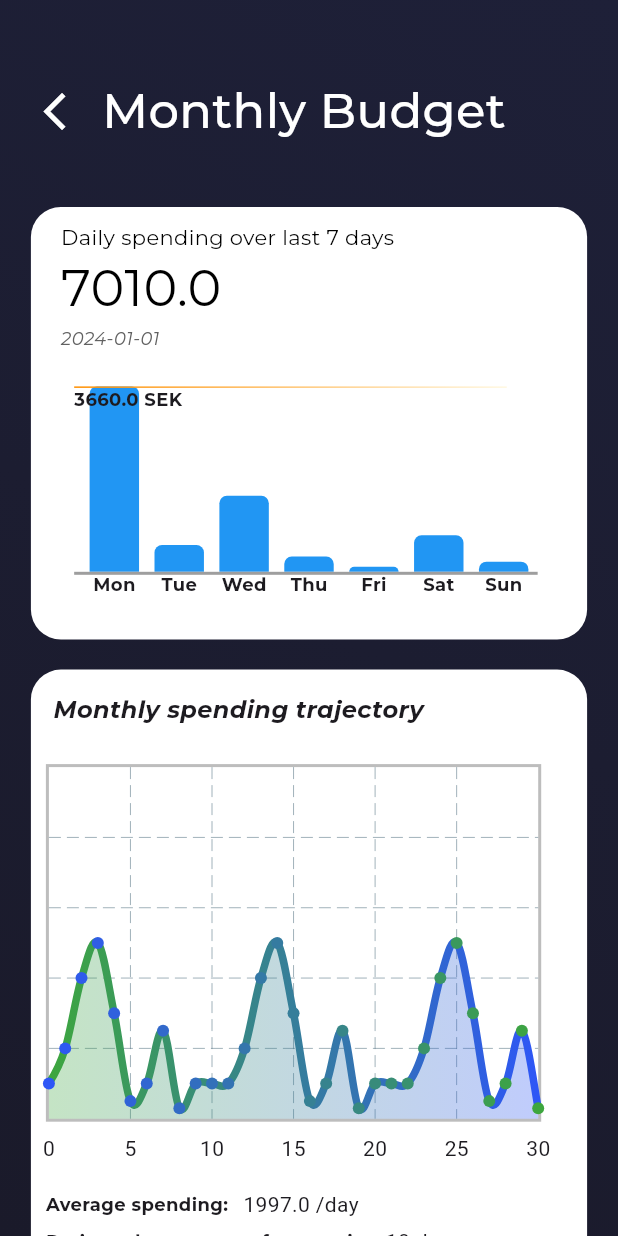
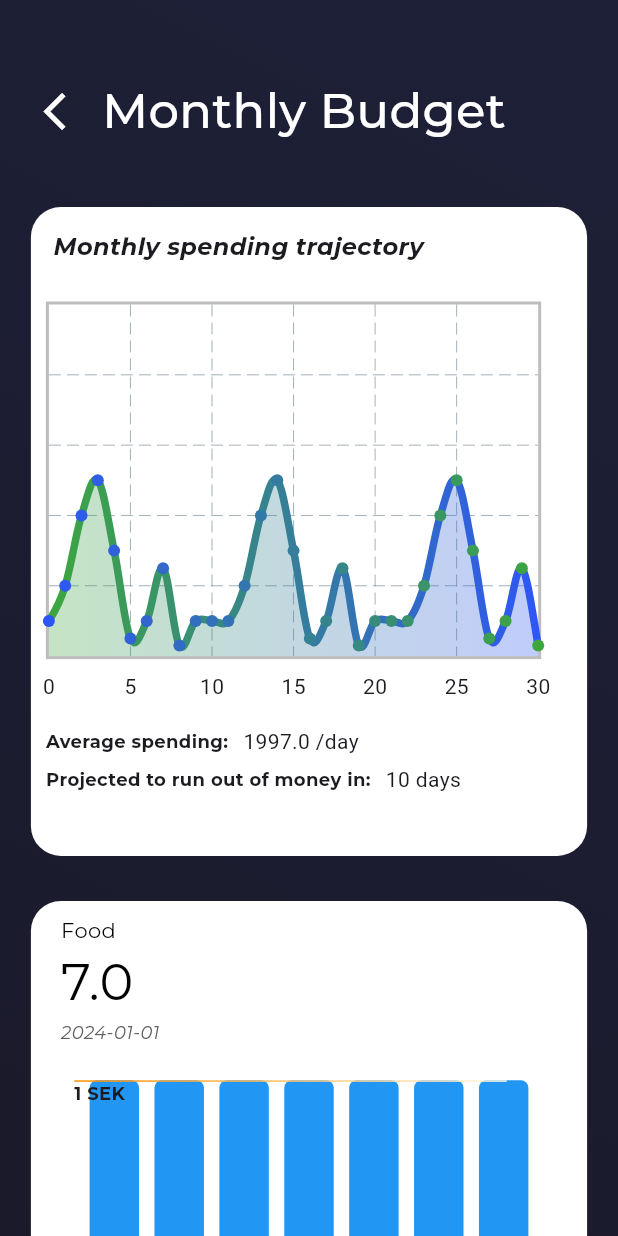
Before and after one commit to xMadKing/smartspend, a Flutter app: the HomePage screen opened directly with empty values, after a tap on "Spending by Category", on a phone screen of 412 x 824 dp. Run offline on Flutter 3.47's test engine with Material 3 defaults, Android fonts, the phone set to English and light mode, and no system bars; drawn by our look-alikes of fl_chart; our stand-ins replace pie_chart, sqflite; missing offline and left inert: graphic; accounts and stored records are empty; project files that could hold a hidden picture were left out.

Commit message:
Added functionality to homepage. Few updates here and there as well.

```diff
--- a/lib/backend/category.dart
+++ b/lib/backend/category.dart
@@ -1,12 +1,23 @@
 import 'package:flutter/widgets.dart';
+import 'wyrm/database.dart';
 
 class Category {
+  static final Wyrm database = Wyrm();
   late final int userID;
   late final int categoryID;
   late final num spendingLimit;
   late num currentSpending;
   late int categoryColor;
   late String categoryName;
+  late Map<String, num> lastWeekSpending = {
+    "Monday" : 1,
+    "Tuesday" : 1,
+    "Wednesday" : 1,
+    "Thursday" : 1,
+    "Friday" : 1,
+    "Saturday" : 1,
+    "Sunday" : 1 ,
+  };
 
   Category({
     required this.userID,
@@ -28,11 +39,53 @@ class Category {
     };
   }
 
+  Future<void> addExpense(String day, num expense) async {
+    await loadSpending();
+    lastWeekSpending[day] = lastWeekSpending[day] !+ expense;
+    currentSpending += expense;
+
+    Map<String, dynamic> data = {
+      "categoryID" : categoryID,
+    };
+
+    for (var key in lastWeekSpending.keys) {
+      data[key] = lastWeekSpending[key];
+    }
+
+    await database.updateEntryInTable(
+        'weeklyspending',
+        'categoryID',
+        categoryID,
+        data,
+    );
+
+    await database.updateEntryInTable(
+        'category',
+       'categoryID',
+        categoryID,
+        this,
+    );
+
+  }
+
+  Future<void> loadSpending() async {
+    Map<String, dynamic> data = (await database.weeklySpending(categoryID)).first;
+    lastWeekSpending = {
+      "Monday" : data['Monday'],
+      "Tuesday" : data['Tuesday'],
+      "Wednesday" : data['Wednesday'],
+      "Thursday" : data['Thursday'],
+      "Friday" : data['Friday'],
+      "Saturday" : data['Saturday'],
+      "Sunday" : data['Sunday'],
+    };
+  }
+
   @override
   String toString() {
     Color tmp = Color(categoryColor);
     return "Category{ID: $categoryID, userID: $userID, Color: $tmp, "
         "Category Name: $categoryName, Spending Limit: $spendingLimit, "
-        "Current Spending: $currentSpending}";
+        "Current Spending: $currentSpending, weekly: $lastWeekSpending}";
   }
 }
--- a/lib/backend/wyrm/database.dart
+++ b/lib/backend/wyrm/database.dart
@@ -20,22 +20,34 @@ class Wyrm {
       join(await getDatabasesPath(), '$name.db'),
       onCreate: (db, version) async {
         await db.execute(
-            'CREATE TABLE user '
-            '(userID INT PRIMARY KEY, '
-            'name TEXT, '
-            'passcode TEXT, '
-            'birthDate TEXT, '
-            'isNewUser TINYINT, '
+            'CREATE TABLE user'
+            '(userID INT PRIMARY KEY,'
+            'name TEXT,'
+            'passcode TEXT,'
+            'birthDate TEXT,'
+            'isNewUser TINYINT,'
             'monthlyincome DECIMAL)'
         );
         await db.execute(
             'CREATE TABLE category'
             '(categoryID INT PRIMARY KEY,'
-            'userID INT, '
-            'categoryName TEXT, '
-            'spendingLimit DECIMAL, '
-            'currentSpending DECIMAL, '
+            'userID INT,'
+            'categoryName TEXT,'
+            'spendingLimit DECIMAL,'
+            'currentSpending DECIMAL,'
             'categoryColor INT)'
+        );
+        await db.execute(
+          'CREATE TABLE weeklyspending('
+          'categoryID INT,'
+          'Monday DECIMAL,'
+          'Tuesday DECIMAL,'
+          'Wednesday DECIMAL,'
+          'Thursday DECIMAL,'
+          'Friday DECIMAL,'
+          'Saturday DECIMAL,'
+          'Sunday DECIMAL,'
+          'FOREIGN KEY (categoryID) REFERENCES category(categoryID))'
         );
         return;
       },
@@ -47,10 +59,39 @@ class Wyrm {
     await initDB();
     final db = database;
 
+    Map<String, dynamic> data;
+
+    try {
+      data = entry.toMap();
+    } catch (e) {
+      data = entry;
+    }
+
     await db.insert(
-        table, entry.toMap(),
+        table, data,
         conflictAlgorithm: ConflictAlgorithm.replace
     );
+  }
+
+  Future<List<Map<String, num>>> weeklySpending(int categoryID) async {
+    await initDB();
+    final db = database;
+
+    final List<Map<String, dynamic>> maps = await db.query('weeklyspending',
+    where: 'categoryID = ?', whereArgs: [categoryID]);
+
+    return List.generate(maps.length, (i) {
+      return {
+        "categoryID" : maps[i]['categoryID'] as int,
+        "Monday" : maps[i]['Monday'] as num,
+        "Tuesday" : maps[i]['Tuesday'] as num,
+        "Wednesday" : maps[i]['Wednesday'] as num,
+        "Thursday" : maps[i]['Thursday'] as num,
+        "Friday" : maps[i]['Friday'] as num,
+        "Saturday" : maps[i]['Saturday'] as num,
+        "Sunday" : maps[i]['Sunday'] as num,
+      };
+    });
   }
 
   Future<List<Category>> categories() async {
@@ -106,10 +147,17 @@ class Wyrm {
       (String table, String keyName, dynamic key, dynamic entry) async {
     await initDB();
     final db = database;
+    Map<String, dynamic> data;
+
+    try {
+      data = entry.toMap();
+    } catch (e) {
+      data = entry;
+    }
 
     await db.update(
       table,
-      entry.toMap(),
+      data,
       where: '$keyName = ?',
       whereArgs: [key]
     );
--- a/lib/pages/homepage.dart
+++ b/lib/pages/homepage.dart
@@ -1,9 +1,13 @@
+import 'dart:ui';
+
 import 'package:flutter/material.dart';
+import 'package:smartspend/backend/category.dart';
 import 'package:smartspend/widgets/progress_bar.dart';
 import 'package:pie_chart/pie_chart.dart';
 import 'package:smartspend/widgets/categorywidget.dart';
 import 'package:smartspend/pages/monthlybudgetpage.dart';
 import 'package:smartspend/backend/user.dart';
+import 'package:smartspend/backend/wyrm/database.dart';
 
 class HomePage extends StatefulWidget {
   final User client;
@@ -15,15 +19,63 @@ class HomePage extends StatefulWidget {
 }
 
 class _HomePageState extends State<HomePage>{
-  Map<String, double> dataMap = {
-    "Entertainment": 1999,
-    "Travel/Transport": 1000,
-    "Food": 2400,
-    "Medical": 400,
-  }; //temp data
+  late List<Category> categories;
+  Map<String, double> dataMap = {};
+  bool _loading = true;
+  Wyrm database = Wyrm();
+
+  @override
+  void initState() {
+    super.initState();
+    initArgs();
+  }
+
+  Future<void> initArgs() async {
+    categories = await database.categories();
+    setState(() {
+      _loading = false;
+    });
+  }
+
+  double getTotalSpending() {
+    double res = 0;
+    for (var element in categories) {
+      res += element.currentSpending.toDouble();
+    }
+    print(res);
+    return res;
+  }
+
+  List<Widget> categoryWidgets() {
+    List<Widget> res = [];
+    for (var element in categories) {
+      res.add(CategoryWidget(
+        name: element.categoryName,
+        color: Color(element.categoryColor),
+        bgColor: Colors.white,
+        number: element.currentSpending.toDouble(),
+        limit: element.spendingLimit.toDouble(),
+      ));
+    }
+    return res;
+  }
 
   @override
   Widget build(BuildContext context) {
+    if(_loading){
+      return const CircularProgressIndicator();
+    }
+    for (var element in categories) {
+      dataMap.addEntries([MapEntry(element.categoryName, element.currentSpending.toDouble())]);
+    }
+    double width = getTotalSpending() / widget.client.monthlyIncome;
+    Color barColor = Colors.purple.shade800;
+    if(width >= 0.8){
+      barColor = Colors.red.shade700;
+      if(width > 1) {
+        width = 1;
+      }
+    }
     String name = widget.client.name;
     return PopScope(
       canPop: false,
@@ -37,19 +89,25 @@ class _HomePageState extends State<HomePage>{
               ),
               Center(
                   child: GestureDetector(
-                    onDoubleTap: (){
+                    onDoubleTap: () async {
+                      List<Category> categories = await database.categories();
+                      for (var category in categories) {
+                        await category.loadSpending();
+                      }
                       Navigator.push(context,
-                          MaterialPageRoute(builder: (context) => MonthlyBudgetPage()));
+                          MaterialPageRoute(builder: (context) => MonthlyBudgetPage(
+                            categories: categories,
+                          )));
                     },
                     child: Container(
                       padding: const EdgeInsets.only(bottom: 20),
                       child: Align(
                         alignment: const Alignment(0, -0.2),
                         child: ProgressBarWidget(
-                          width: 0.5,
+                          width: width,
                           bgColor: const Color(0xFFF5F5F5),
-                          barColor: Colors.purple.shade200,
-                          barFillColor: Colors.purple.shade900,
+                          barColor: Colors.purple.shade300,
+                          barFillColor: barColor,
                           text: "Monthly Budget",
                         ),
                       ),
@@ -107,15 +165,21 @@ class _HomePageState extends State<HomePage>{
                         ),
                       ),
                       width: MediaQuery.of(context).size.width * 0.9,
-                      height: MediaQuery.of(context).size.height * 0.5,
+                      height: MediaQuery.of(context).size.height * 0.47,
                       child: SingleChildScrollView(
                         child: Column(
                           children: [
                             GestureDetector(
-                              onTap: () {
+                              onTap: () async {
+                                List<Category> categories = await database.categories();
+                                for (var category in categories) {
+                                  await category.loadSpending();
+                                }
                                 Navigator.push(context,
                                     MaterialPageRoute(builder: (context)
-                                    => MonthlyBudgetPage()));
+                                    => MonthlyBudgetPage(
+                                      categories: categories,
+                                    )));
                               },
                               child: Container(
                                   margin: const EdgeInsets.all(5),
@@ -144,10 +208,16 @@ class _HomePageState extends State<HomePage>{
                                           margin: const EdgeInsets.only(right: 10),
                                           alignment: Alignment.centerRight,
                                           child: IconButton(
-                                              onPressed: () {
+                                              onPressed: () async {
+                                                List<Category> categories = await database.categories();
+                                                for (var category in categories) {
+                                                  await category.loadSpending();
+                                                }
                                                 Navigator.push(context,
                                                     MaterialPageRoute(builder:
-                                                        (context) => MonthlyBudgetPage()));
+                                                        (context) => MonthlyBudgetPage(
+                                                          categories: categories,
+                                                        )));
                                               },
                                               icon: const Icon(
                                                 Icons.keyboard_arrow_right,
@@ -173,9 +243,9 @@ class _HomePageState extends State<HomePage>{
                               child: Align(
                                 alignment: Alignment.topCenter,
                                 child: PieChart(
-                                  centerWidget: const Text(
-                                    "4953kr",
-                                    style: TextStyle(
+                                  centerWidget: Text(
+                                    getTotalSpending().toString(),
+                                    style: const TextStyle(
                                       fontFamily: "Montserrat",
                                       fontWeight: FontWeight.bold,
                                       fontSize: 20,
@@ -201,34 +271,9 @@ class _HomePageState extends State<HomePage>{
                                 ),
                               ),
                             ),
-                            CategoryWidget(
-                              name: "Food",
-                              color: Colors.green,
-                              bgColor: Colors.white,
-                              number: 4000,
-                              limit: 3500,
+                            Column(
+                              children: categoryWidgets(),
                             ),
-                            CategoryWidget(
-                              name: "Entertainment",
-                              color: Colors.orange,
-                              bgColor: Colors.white,
-                              number: 2400,
-                              limit: 3000,
-                            ),
-                            CategoryWidget(
-                              name: "Transportation",
-                              color: Colors.blue,
-                              bgColor: Colors.white,
-                              number: 3344,
-                              limit: 3000,
-                            ),
-                            CategoryWidget(
-                              name: "Medical",
-                              color: Colors.green,
-                              bgColor: Colors.white,
-                              number: 599,
-                              limit: 1000,
-                            )
                           ],
                         ),
                       )
--- a/lib/pages/monthlybudgetpage.dart
+++ b/lib/pages/monthlybudgetpage.dart
@@ -2,11 +2,30 @@ import 'package:flutter/material.dart';
 import 'package:smartspend/widgets/graphcard.dart';
 import 'package:smartspend/widgets/trajectorywidget.dart';
 import 'package:fl_chart/fl_chart.dart';
+import 'package:smartspend/backend/category.dart';
+import 'package:smartspend/backend/wyrm/database.dart';
 
 
 class MonthlyBudgetPage extends StatelessWidget{
+  final List<Category> categories;
+  MonthlyBudgetPage({super.key, required this.categories});
 
-  MonthlyBudgetPage({super.key});
+  List<Widget> graphs() {
+    List<Widget> res = [];
+    for (int i = 0; i < categories.length; i++){
+      res.add(
+        Container(
+          margin: const EdgeInsets.all(10),
+          child: GraphCard(
+            cardName: categories[i].categoryName,
+            barColor: Color(categories[i].categoryColor),
+            dataMap: categories[i].lastWeekSpending,
+          )
+        )
+      );
+    }
+    return res;
+  }
 
   @override
   Widget build(BuildContext context){
@@ -36,7 +55,7 @@ class MonthlyBudgetPage extends StatelessWidget{
                         onPressed: () {
                           Navigator.pop(context);
                         },
-                        icon: Icon(
+                        icon: const Icon(
                           Icons.arrow_back_ios,
                           color: Colors.white,
                           size: 30,
@@ -58,26 +77,7 @@ class MonthlyBudgetPage extends StatelessWidget{
                     ),
                   ],
                 ),
-                const SizedBox(height: 40,),
-                const Row(
-                  mainAxisAlignment: MainAxisAlignment.spaceEvenly,
-                  children: [
-                    GraphCard(
-                      cardName: "Daily spending over last 7 days",
-                      barColor: Colors.blue,
-                      dataMap: {
-                        "Monday" : 3660,
-                        "Tuesday" : 530,
-                        "Wednesday" : 1500,
-                        "Thursday" : 300,
-                        "Friday" : 100,
-                        "Saturday" : 720,
-                        "Sunday" : 200,
-                      },
-                    ),
-                  ],
-                ),
-                const SizedBox(height: 20),
+                const SizedBox(height: 40),
                 const Row(
                   mainAxisAlignment: MainAxisAlignment.center,
                   children: [
@@ -117,7 +117,12 @@ class MonthlyBudgetPage extends StatelessWidget{
                       ],
                     ),
                   ],
-                )
+                ),
+                const SizedBox(height: 20),
+                Column(
+                  mainAxisAlignment: MainAxisAlignment.spaceEvenly,
+                  children: graphs(),
+                ),
               ],
             ),
           )
--- a/lib/widgets/bargraph.dart
+++ b/lib/widgets/bargraph.dart
@@ -3,17 +3,17 @@ import 'package:flutter/material.dart';
 class BarChart extends StatelessWidget{
   final double width;
   final Color barColor;
-  final Map<String, double> dataMap;
+  final Map<String, num> dataMap;
   List<double> values = [];
 
   BarChart({super.key, required this.dataMap, required this.width, required this.barColor});
 
-  double normalizeData(){
+  num normalizeData(){
     List<String> keys = dataMap.keys.toList();
-    List<double> vals = dataMap.values.toList();
+    List<num> vals = dataMap.values.toList();
     vals.sort();
-    double min = 0;
-    double max = vals[vals.length-1];
+    num min = 0;
+    num max = vals[vals.length-1];
     for(int i = 0; i < keys.length; i++){
       values.add(((dataMap[keys[i]] !- min) / (max - min)));
     }
@@ -23,8 +23,8 @@ class BarChart extends StatelessWidget{
   @override
   Widget build(BuildContext context) {
     List<String> keys = dataMap.keys.toList();
-    double max = normalizeData();
-    return Container(
+    num max = normalizeData();
+    return SizedBox(
       width: width * 0.95,
       height: MediaQuery.of(context).size.height * 0.175,
       child: Column(
--- a/lib/widgets/graphcard.dart
+++ b/lib/widgets/graphcard.dart
@@ -4,7 +4,7 @@ import 'package:smartspend/widgets/bargraph.dart';
 class GraphCard extends StatefulWidget {
   final String cardName;
   final Color barColor;
-  final Map<String, double> dataMap;
+  final Map<String, num> dataMap;
 
   const GraphCard({super.key, required this.cardName, required this.barColor,
     required this.dataMap});
@@ -17,7 +17,7 @@ class _GraphCard extends State<GraphCard>{
 
   double _getSum(){
     double sum = 0;
-    widget.dataMap.values.forEach((element) {sum += element;});
+    for (var element in widget.dataMap.values) {sum += element;}
     return sum;
   }
 
--- a/lib/widgets/numpad.dart
+++ b/lib/widgets/numpad.dart
@@ -1,7 +1,6 @@
 import 'package:flutter/material.dart';
 import 'package:flutter/services.dart';
 import 'package:graphic/graphic.dart';
-import 'package:smartspend/pages/homepage.dart';
 
 class NumpadWidget extends StatefulWidget{
   final TextEditingController controller;
@@ -228,7 +227,10 @@ class NumberButton extends StatelessWidget {
       child: TextButton(
         onPressed: !enabled ? null : () {
           if(number == 11){
-            controller.text = controller.text.substring(0, controller.text.length-1);
+            if(controller.text.isNotEmpty){
+              controller.text = controller.text.substring(0, controller.text.length-1);
+              update(controller.text.length);
+            }
           } else if (number == 10) {
             if(controller.text.length == 4) {
               if (pin != ""){
```
Also changed, not shown: lib/main.dart (+57 -12 lines). Lines whose indentation alone changed are shown as unchanged.
